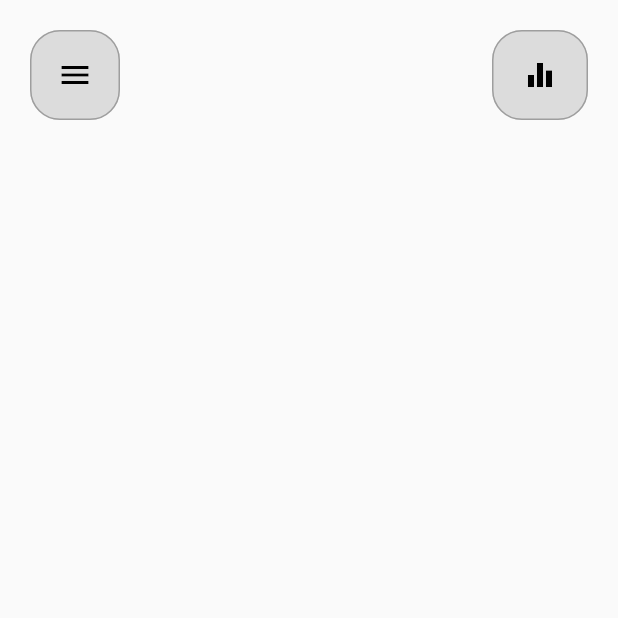
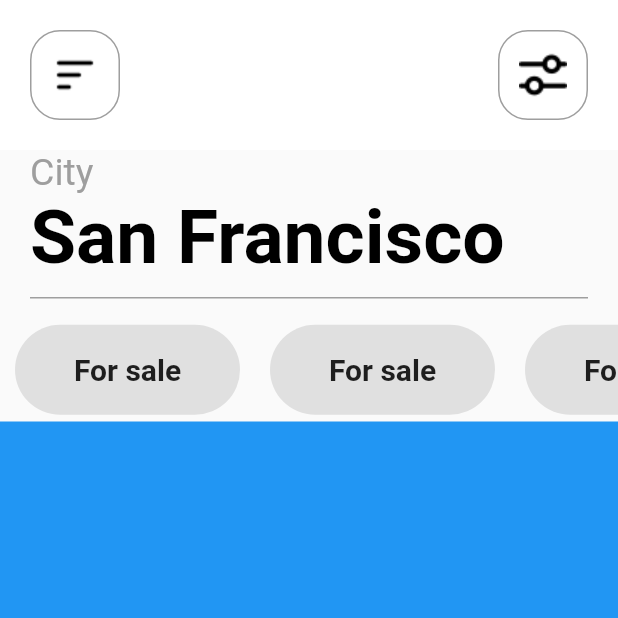
Before and after one commit to Saqib-Sizan-Khan/Flutter_repo, a Flutter app: the screen it shows after launch, on a phone screen of 412 x 824 dp, the top half of it. Run offline on Flutter 3.47's test engine with Material 2 defaults, Android fonts, the phone set to English and light mode, and no system bars; our stand-ins replace floating_bottom_navigation_bar, font_awesome_flutter, percent_indicator.

Commit message:
Real Estated App UI update

```diff
--- a/test_etl1/lib/Real_Estated_App/rea_home_page.dart
+++ b/test_etl1/lib/Real_Estated_App/rea_home_page.dart
@@ -8,37 +8,106 @@ class REA_Home_Page extends StatelessWidget {
     return Scaffold(
       appBar: AppBar(
         toolbarHeight: 100,
-        backgroundColor: Colors.transparent,
+        backgroundColor: Colors.white,
         elevation: 0.0,
         leadingWidth: 100,
-        leading: Padding(
-          padding: const EdgeInsets.all(20.0),
-          child: ElevatedButton(
-            style: ElevatedButton.styleFrom(
-              primary: Colors.white,
-              side: BorderSide(width: 1, color: Colors.grey),
-              shape: RoundedRectangleBorder(
-                  borderRadius: BorderRadius.circular(20)
-              ),
-            ),
-            onPressed: null,
-            child: Icon(Icons.menu_sharp, color: Colors.black),
+        leading: Container(
+          width: 50,
+          height: 50,
+          margin: EdgeInsets.all(20),
+          decoration: BoxDecoration(
+            color: Colors.white,
+            border: Border.all(width: 1, color: Colors.grey),
+            borderRadius: BorderRadius.circular(20),
+          ),
+          child: ImageIcon(
+            AssetImage('assets/images/icons/menu.png'),
+            color: Colors.black,
           ),
         ),
+        actions: [
+          Container(
+            width: 60,
+            height: 60,
+            margin: EdgeInsets.all(20),
+            decoration: BoxDecoration(
+              color: Colors.white,
+              border: Border.all(width: 1, color: Colors.grey),
+              borderRadius: BorderRadius.circular(20),
+            ),
+            child: ImageIcon(
+              AssetImage('assets/images/icons/settings.png'),
+              color: Colors.black,
+            ),
+          ),
+        ],
+      ),
+      body: Column(
+        children: [
+          Expanded(
+              flex: 1,
+              child: Container(
+                width: double.maxFinite,
+                margin: EdgeInsets.only(left: 20),
+                child: Column(
+                  crossAxisAlignment: CrossAxisAlignment.start,
+                  children: [
+                    Text(
+                      'City',
+                      style: TextStyle(fontSize: 25, color: Colors.grey),
+                    ),
+                    Text(
+                      'San Francisco',
+                      style: TextStyle(
+                          fontSize: 50,
+                          color: Colors.black,
+                          fontWeight: FontWeight.w600),
+                    ),
+                  ],
+                ),
+              )),
+          Expanded(
+              flex: 1,
+              child: Column(
+                children: [
+                  Padding(
+                    padding: const EdgeInsets.symmetric(horizontal: 20),
+                    child: Divider(
+                      color: Colors.grey,
+                      thickness: 1,
+                    ),
+                  ),
+                  Container(
+                    width: double.maxFinite,
+                    height: 80,
+                    child: ListView.builder(
+                        scrollDirection: Axis.horizontal,
+                        itemCount: 5,
+                        itemBuilder: (context, index) {
+                          return Container(
+                            width: 150,
+                            margin: EdgeInsets.symmetric(
+                                vertical: 10, horizontal: 10),
+                            decoration: BoxDecoration(
+                                color: Colors.grey[300],
+                                borderRadius: BorderRadius.circular(40)),
+                            child: Center(
+                                child: Text(
+                              'For sale',
+                              style: TextStyle(
+                                  fontSize: 20, fontWeight: FontWeight.bold),
+                            )),
+                          );
+                        }),
+                  )
+                ],
+              )),
 
-        actions: [
-          Padding(
-            padding: const EdgeInsets.all(20.0),
-            child: ElevatedButton(
-              style: ElevatedButton.styleFrom(
-                primary: Colors.white,
-                side: BorderSide(width: 1, color: Colors.grey),
-                shape: RoundedRectangleBorder(
-                    borderRadius: BorderRadius.circular(20)
-                ),
-              ),
-              onPressed: null,
-              child: Icon(Icons.equalizer, color: Colors.black),
+
+          Expanded(
+            flex: 6,
+            child: Container(
+              color: Colors.blue,
             ),
           ),
         ],
--- a/test_etl1/pubspec.yaml
+++ b/test_etl1/pubspec.yaml
@@ -65,6 +65,7 @@ flutter:
   # To add assets to your application, add an assets section, like this:
   assets:
     - assets/images/
+    - assets/images/icons/
   #   - images/a_dot_ham.jpeg
 
   # An image asset can refer to one or more resolution-specific "variants", see
```
Also changed, not shown: test_etl1/assets/images/icons/menu.png (added), test_etl1/assets/images/icons/settings.png (added).
